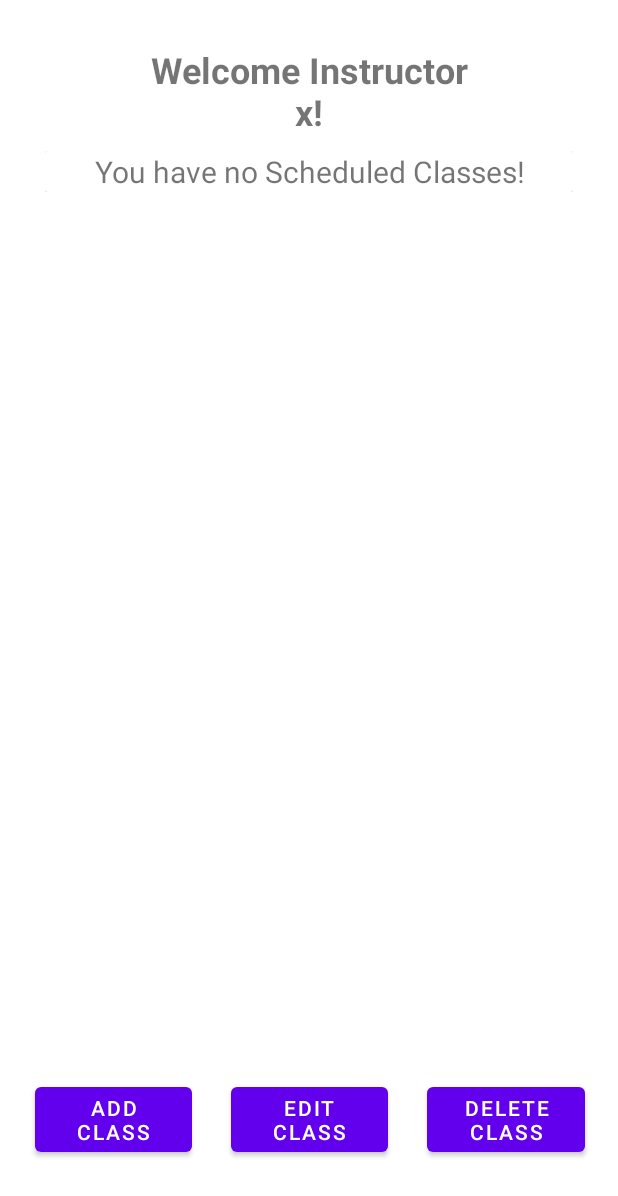
After one commit to ritvik130/Fitbits, an Android app: the layout activity_instructor_welcome.xml on its own in the app's theme, with its tools: preview values and no code run, on a phone screen of 412 x 824 dp. The commit adds this screen. Shown: the top 1196 px of the screen. Run offline under Robolectric (Android 15) with nearby library versions, the phone set to English and light mode, and no system bars.

Commit message:
Added Screen

```diff
--- /dev/null
+++ b/project/app/src/main/java/me/seg/fitbites/InstructorWelcome.java
@@ -0,0 +1,14 @@
+package me.seg.fitbites;
+
+import androidx.appcompat.app.AppCompatActivity;
+
+import android.os.Bundle;
+
+public class InstructorWelcome extends AppCompatActivity {
+
+    @Override
+    protected void onCreate(Bundle savedInstanceState) {
+        super.onCreate(savedInstanceState);
+        setContentView(R.layout.activity_instructor_welcome);
+    }
+}
--- /dev/null
+++ b/project/app/src/main/res/layout/activity_instructor_welcome.xml
@@ -0,0 +1,106 @@
+<?xml version="1.0" encoding="utf-8"?>
+<androidx.constraintlayout.widget.ConstraintLayout xmlns:android="http://schemas.android.com/apk/res/android"
+    xmlns:app="http://schemas.android.com/apk/res-auto"
+    xmlns:tools="http://schemas.android.com/tools"
+    android:layout_width="match_parent"
+    android:layout_height="match_parent"
+    tools:context=".InstructorWelcome">
+
+    <TableRow
+        android:id="@+id/tableRow2"
+        android:layout_width="419dp"
+        android:layout_height="wrap_content"
+        android:layout_marginBottom="50dp"
+        app:layout_constraintBottom_toBottomOf="parent"
+        app:layout_constraintEnd_toEndOf="parent"
+        app:layout_constraintStart_toStartOf="parent">
+
+        <Space
+            android:layout_width="0dp"
+            android:layout_height="wrap_content"
+            android:layout_weight="0.25" />
+
+        <Button
+            android:id="@+id/AddClassBtn"
+            android:layout_width="0dp"
+            android:layout_height="wrap_content"
+            android:layout_weight="1"
+            android:text="@string/Inst_addBtn" />
+
+        <Space
+            android:layout_width="0dp"
+            android:layout_height="wrap_content"
+            android:layout_weight="0.25" />
+
+        <Button
+            android:id="@+id/EditClassBtn"
+            android:layout_width="0dp"
+            android:layout_height="wrap_content"
+            android:layout_weight="1"
+            android:text="@string/Inst_editBtn" />
+
+        <Space
+            android:layout_width="0dp"
+            android:layout_height="wrap_content"
+            android:layout_weight="0.25" />
+
+        <Button
+            android:id="@+id/DeleteClassBtn"
+            android:layout_width="0dp"
+            android:layout_height="wrap_content"
+            android:layout_weight="1"
+            android:text="@string/Inst_DeleteBtn" />
+
+        <Space
+            android:layout_width="0dp"
+            android:layout_height="wrap_content"
+            android:layout_weight="0.25" />
+
+    </TableRow>
+
+    <TextView
+        android:id="@+id/textView2"
+        android:layout_width="wrap_content"
+        android:layout_height="wrap_content"
+        android:layout_marginTop="30dp"
+        android:text="@string/Inst_title"
+        android:textAlignment="center"
+        android:textSize="24sp"
+        android:textStyle="bold"
+        app:layout_constraintEnd_toEndOf="parent"
+        app:layout_constraintStart_toStartOf="parent"
+        app:layout_constraintTop_toTopOf="parent" />
+
+    <ScrollView
+        android:layout_width="0dp"
+        android:layout_height="0dp"
+        android:layout_marginStart="30dp"
+        android:layout_marginTop="10dp"
+        android:layout_marginEnd="30dp"
+        android:layout_marginBottom="20dp"
+        app:layout_constraintBottom_toTopOf="@+id/tableRow2"
+        app:layout_constraintEnd_toEndOf="parent"
+        app:layout_constraintStart_toStartOf="parent"
+        app:layout_constraintTop_toBottomOf="@+id/textView2">
+
+        <LinearLayout
+            android:layout_width="match_parent"
+            android:layout_height="wrap_content"
+            android:orientation="vertical" >
+
+            <androidx.cardview.widget.CardView
+                android:layout_width="match_parent"
+                android:layout_height="match_parent" >
+
+                <TextView
+                    android:id="@+id/textView4"
+                    android:layout_width="match_parent"
+                    android:layout_height="wrap_content"
+                    android:text="@string/Inst_noClass"
+                    android:textAlignment="center"
+                    android:textSize="20sp" />
+            </androidx.cardview.widget.CardView>
+        </LinearLayout>
+    </ScrollView>
+
+</androidx.constraintlayout.widget.ConstraintLayout>
--- a/project/app/src/main/res/values/strings.xml
+++ b/project/app/src/main/res/values/strings.xml
@@ -17,4 +17,12 @@
     <string name = "NewClasses">Add New Classes</string>
     <string name = "ReportUsers">Report Users</string>
 
+    <!-- Instructor Screen -->
+    <string name = "Inst_title">Welcome Instructor\nx!</string>
+    <string name = "Inst_addBtn">Add Class</string>
+    <string name = "Inst_editBtn">Edit Class</string>
+    <string name = "Inst_DeleteBtn">Delete Class</string>
+    <string name = "Inst_noClass">You have no Scheduled Classes!</string>
+
+
 </resources>
```
